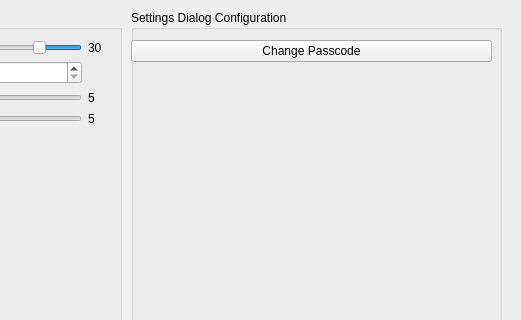
Before: the Qt Designer form settingsdialog.ui in ratmandu/makers-photobooth, drawn with Qt 5; both pictures show x 279 to 800 and y 0 to 320 of the 800 by 480 pixel window.
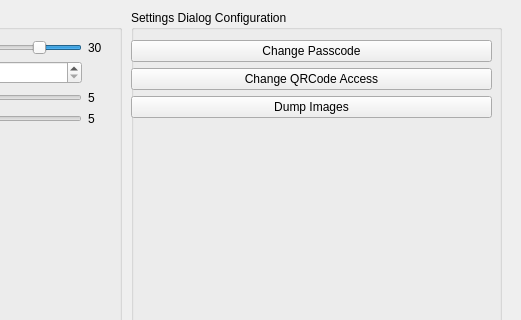
After: the same form once the commit is applied.

Commit message: Lots of improvements, fixes, and new image dump feature

```diff
--- a/settingsdialog.ui
+++ b/settingsdialog.ui
@@ -191,13 +191,13 @@
    <property name="title">
     <string>Settings Dialog Configuration</string>
    </property>
-   <widget class="QWidget" name="">
+   <widget class="QWidget" name="layoutWidget">
     <property name="geometry">
      <rect>
       <x>0</x>
       <y>30</y>
       <width>361</width>
-      <height>361</height>
+      <height>363</height>
      </rect>
     </property>
     <layout class="QVBoxLayout" name="verticalLayout">
@@ -208,6 +208,20 @@
        </property>
       </widget>
      </item>
+     <item>
+      <widget class="QPushButton" name="pushButton_3">
+       <property name="text">
+        <string>Change QRCode Access</string>
+       </property>
+      </widget>
+     </item>
+     <item>
+      <widget class="QPushButton" name="pushButton_4">
+       <property name="text">
+        <string>Dump Images</string>
+       </property>
+      </widget>
+     </item>
      <item>
       <spacer name="verticalSpacer_2">
        <property name="orientation">
```
Left out of the diff: 16 changed lines with no effect on the pictures. The commit also changes 5 other files.
